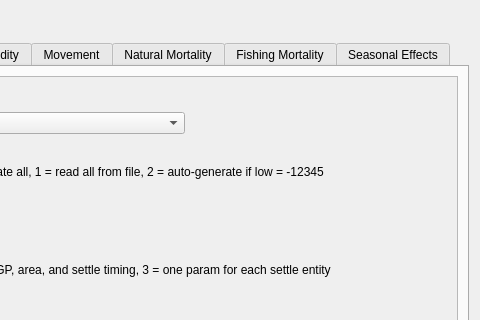
First picture: the form in src/population_widget.ui, repository nmfs-ost/ss3-ssi, before the edit; both pictures show x 355 to 835 and y 0 to 320 of the 835 by 577 pixel window.
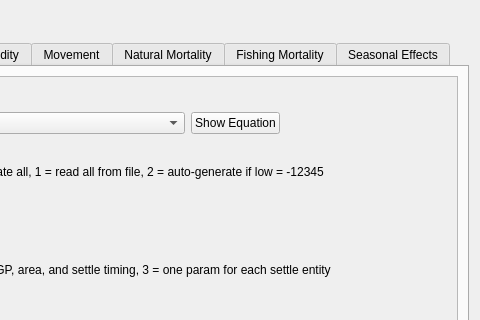
Second picture: the form after the edit. The open tabs and pages were chosen to show the change. Icons and pictures are not drawn.

Patch:
```diff
--- a/src/population_widget.ui
+++ b/src/population_widget.ui
@@ -491,8 +491,8 @@
            <rect>
             <x>0</x>
             <y>0</y>
-            <width>783</width>
-            <height>434</height>
+            <width>775</width>
+            <height>429</height>
            </rect>
           </property>
           <layout class="QVBoxLayout" name="verticalLayout_10">
@@ -707,6 +707,33 @@
                </property>
               </widget>
              </item>
+             <item row="2" column="4">
+              <layout class="QHBoxLayout" name="horizontalLayout_equation">
+               <item>
+                <widget class="QPushButton" name="pushButton_equation">
+                 <property name="text">
+                  <string>Show Equation</string>
+                 </property>
+                 <property name="checkable">
+                  <bool>true</bool>
+                 </property>
+                </widget>
+               </item>
+               <item>
+                <spacer name="horizontalSpacer_equation">
+                 <property name="orientation">
+                  <enum>Qt::Horizontal</enum>
+                 </property>
+                 <property name="sizeHint" stdset="0">
+                  <size>
+                   <width>40</width>
+                   <height>20</height>
+                  </size>
+                 </property>
+                </spacer>
+               </item>
+              </layout>
+             </item>
             </layout>
            </item>
            <item>
```
Left out of the diff: 44 changed lines with no effect on the pictures.
